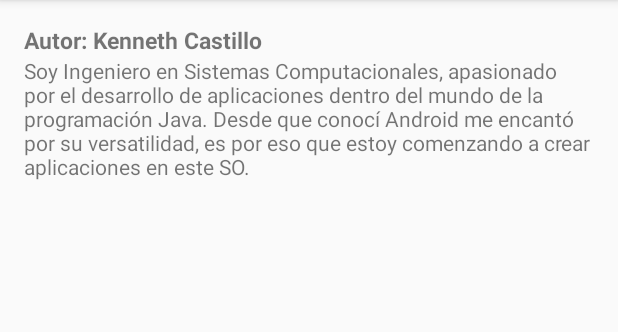
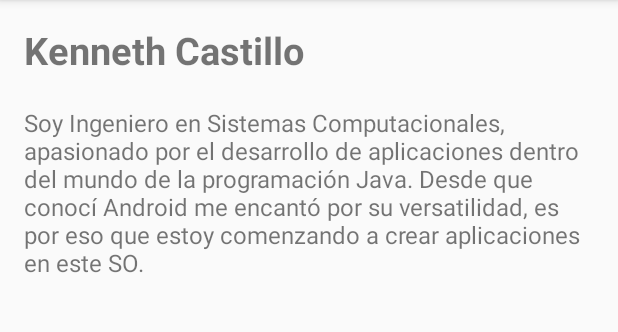
Before and after one commit to clarkenet/Petagram, an Android app: the ListadoFragment screen opened directly, with no data from a screen before it, in the options menu, after a tap on "Acerca de", on a phone screen of 412 x 824 dp, the part 84-416 px from its top. Run offline under Robolectric (Android 15) with nearby library versions, the phone set to English and light mode, and no system bars; libraries missing offline, so code that uses them is left out: com.mikhaellopez.circularimageview; 2 statements that could not run were skipped.

Commit message:
Algunos ajustes, con iconos y el fab de camara

```diff
--- a/app/src/main/java/com/kenneth/android/petagram/com/kenneth/android/petagram/fragment/ListadoFragment.java
+++ b/app/src/main/java/com/kenneth/android/petagram/com/kenneth/android/petagram/fragment/ListadoFragment.java
@@ -52,9 +52,9 @@ public class ListadoFragment extends Fragment {
         mascotas = new ArrayList<>();
         mascotas.add(new Mascota(R.drawable.puppy_black_brown, "Puppy"));
         mascotas.add(new Mascota(R.drawable.puppy_black_white, "Perry"));
-        mascotas.add(new Mascota(R.drawable.puppy_brown, "Aslan"));
+        mascotas.add(new Mascota(R.drawable.puppy_brown, "Balto"));
         mascotas.add(new Mascota(R.drawable.puppy_bulldog, "Pet"));
-        mascotas.add(new Mascota(R.drawable.puppy_husky, "Balto"));
+        mascotas.add(new Mascota(R.drawable.puppy_husky, "Aslan"));
         mascotas.add(new Mascota(R.drawable.puppy_labrador, "Lambda"));
         mascotas.add(new Mascota(R.drawable.puppy_pitbull, "Daddy"));
         mascotas.add(new Mascota(R.drawable.puppy_white, "Snow"));
--- a/app/src/main/res/layout/activity_about.xml
+++ b/app/src/main/res/layout/activity_about.xml
@@ -14,7 +14,7 @@
         android:paddingBottom="@dimen/activity_vertical_margin"
         android:paddingLeft="@dimen/activity_horizontal_margin"
         android:paddingRight="@dimen/activity_horizontal_margin"
-        android:paddingTop="@dimen/activity_vertical_margin"
+        android:paddingTop="@dimen/activity_horizontal_margin"
         android:orientation="vertical">
 
         <TextView
@@ -22,12 +22,14 @@
             android:layout_height="wrap_content"
             android:textSize="@dimen/tvAutor"
             android:textStyle="bold"
-            android:text="@string/tv_autor"/>
+            android:text="@string/tv_autor"
+            android:layout_marginBottom="@dimen/tv_margin_about"/>
 
         <TextView
             android:layout_width="match_parent"
             android:layout_height="wrap_content"
-            android:text="@string/tv_about" />
+            android:text="@string/tv_about"
+            android:textSize="@dimen/tv_bio_about_txt"/>
 
     </LinearLayout>
 
--- a/app/src/main/res/values/dimens.xml
+++ b/app/src/main/res/values/dimens.xml
@@ -12,7 +12,7 @@
     <dimen name="cv_txt_size">18sp</dimen>
     <dimen name="fab_elevation">6dp</dimen>
     <dimen name="fab_margin">15dp</dimen>
-    <dimen name="tvAutor">15sp</dimen>
+    <dimen name="tvAutor">25sp</dimen>
     <dimen name="civPerfil">150dp</dimen>
     <dimen name="cv_perfil_txt_size">25sp</dimen>
     <dimen name="cv_width_grid">100dp</dimen>
@@ -22,4 +22,6 @@
     <dimen name="icon_padding_grid">2dp</dimen>
     <dimen name="cv_txt_size_grid">14sp</dimen>
     <dimen name="rv_grid_spacing">6dp</dimen>
+    <dimen name="tv_margin_about">20dp</dimen>
+    <dimen name="tv_bio_about_txt">16sp</dimen>
 </resources>
--- a/app/src/main/res/values/strings.xml
+++ b/app/src/main/res/values/strings.xml
@@ -8,7 +8,7 @@
     <string name="tie_email_hint">Email</string>
     <string name="tie_comments_hint">Comentarios</string>
     <string name="btn_comments">Enviar Comentarios</string>
-    <string name="tv_autor">Autor: Kenneth Castillo</string>
+    <string name="tv_autor">Kenneth Castillo</string>
     <string name="tv_about">Soy Ingeniero en Sistemas Computacionales, apasionado por el desarrollo de aplicaciones dentro del mundo de la programación Java. Desde que conocí Android me encantó por su versatilidad, es por eso que estoy comenzando a crear aplicaciones en este SO.</string>
 
     <!-- TODO: Remove or change this placeholder text -->
```
Also changed, not shown: app/src/main/java/com/kenneth/android/petagram/ContactoActivity.java (+57 -0 lines), app/src/main/res/layout/activity_listado.xml (+12 -0 lines), app/src/main/res/layout/fragment_listado.xml (+0 -10 lines), app/src/main/res/drawable-hdpi/ic_camera_w.png (added), app/src/main/res/drawable-mdpi/ic_camera_w.png (added), app/src/main/res/drawable-xhdpi/ic_camera_w.png (added), app/src/main/res/drawable-xxhdpi/ic_camera_w.png (added).
